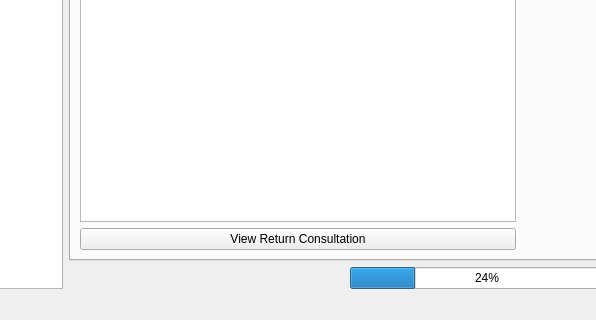
First picture: the form in CuCare/mainwindow.ui, repository svershin/cuCare, before the edit; both pictures show x 202 to 798 and y 448 to 768 of the 1024 by 768 pixel window.
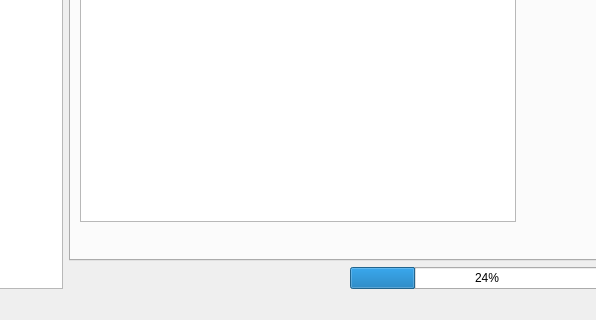
Second picture: the form after the edit. The open tabs and pages were chosen to show the change.

Commit message: Submit button almost complete

```diff
--- a/CuCare/mainwindow.ui
+++ b/CuCare/mainwindow.ui
@@ -597,13 +597,6 @@
           </property>
          </widget>
         </item>
-        <item row="6" column="0">
-         <widget class="QPushButton" name="ReturnConsultationPushButton">
-          <property name="text">
-           <string>View Return Consultation</string>
-          </property>
-         </widget>
-        </item>
        </layout>
       </widget>
      </widget>
```
The commit also changes 3 other files.
